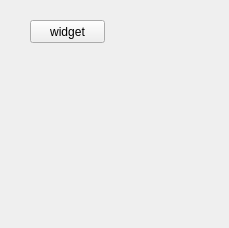
Old version of the form GUI/qt_ui/widget.ui in the repository Coni63/template_Qt.
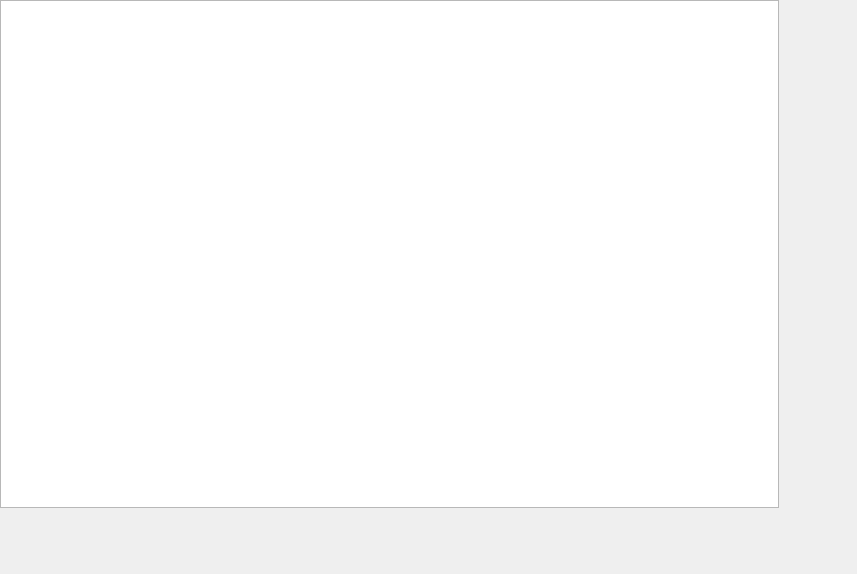
New version of the form.

```diff
--- a/GUI/qt_ui/widget.ui
+++ b/GUI/qt_ui/widget.ui
@@ -6,25 +6,22 @@
    <rect>
     <x>0</x>
     <y>0</y>
-    <width>229</width>
-    <height>228</height>
+    <width>857</width>
+    <height>574</height>
    </rect>
   </property>
   <property name="windowTitle">
    <string>Form</string>
   </property>
-  <widget class="QPushButton" name="pushButton">
+  <widget class="QTableView" name="tableView">
    <property name="geometry">
     <rect>
-     <x>30</x>
-     <y>20</y>
-     <width>75</width>
-     <height>23</height>
+     <x>0</x>
+     <y>0</y>
+     <width>779</width>
+     <height>508</height>
     </rect>
    </property>
-   <property name="text">
-    <string>widget</string>
-   </property>
   </widget>
  </widget>
  <resources/>
```
